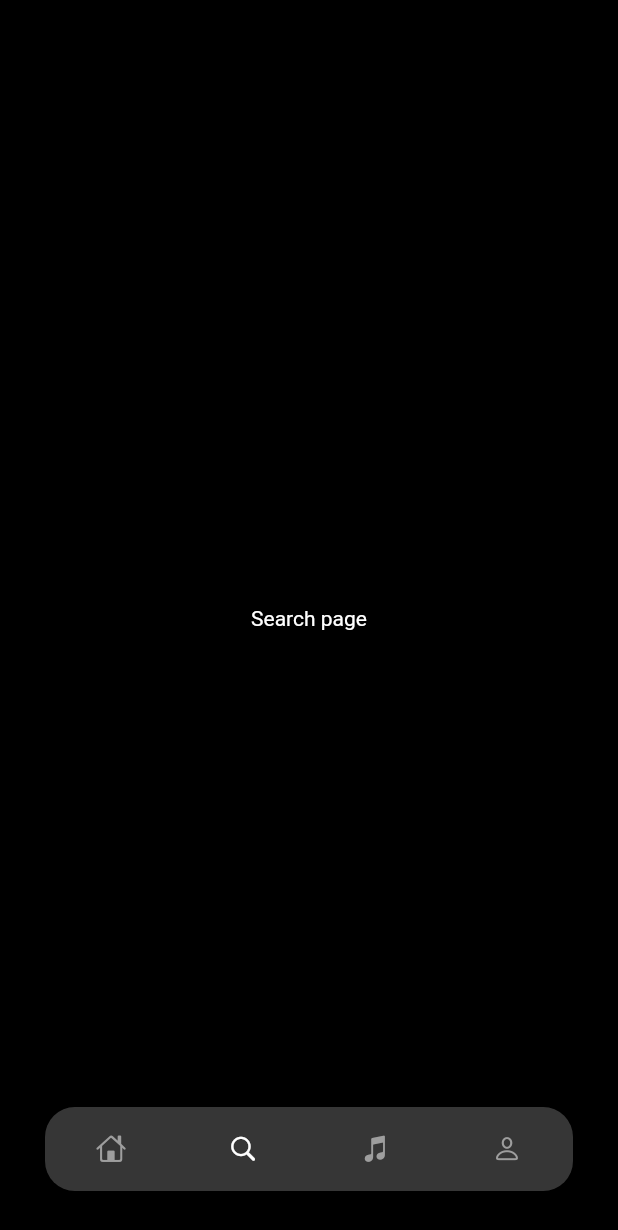
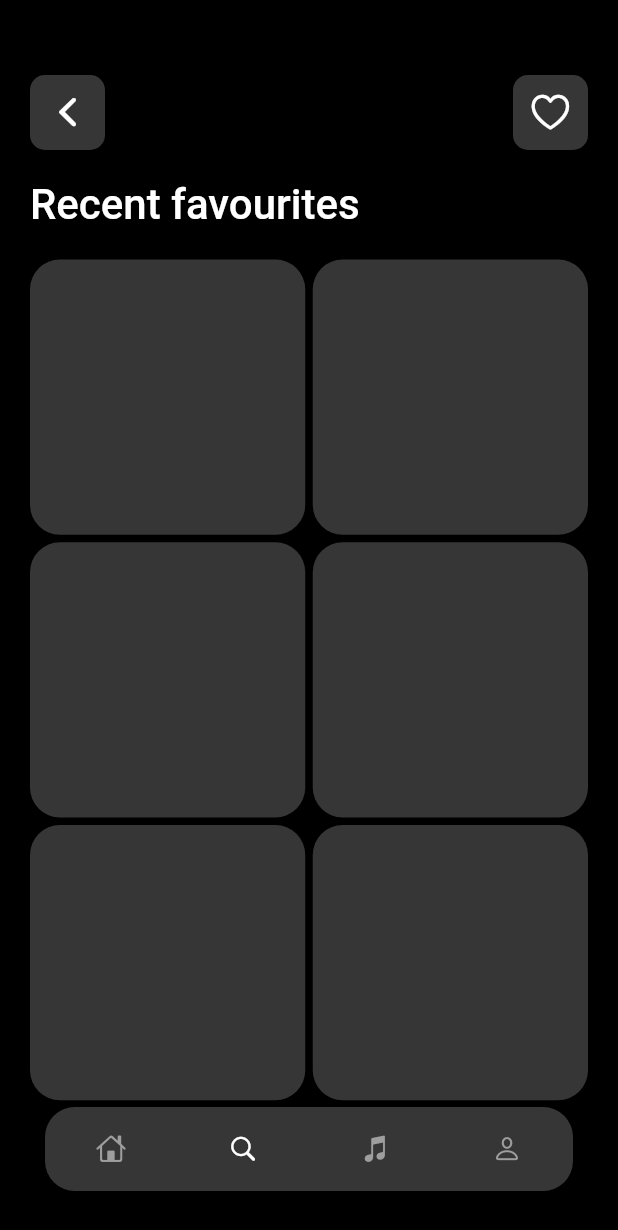
Before and after one commit to SHEKHAR02002/musicapp, a Flutter app: the screen it shows after launch, item 2 of the bottom bar chosen, on a phone screen of 412 x 824 dp. Shown: the top 1230 px of the screen. Run offline on Flutter 3.47's test engine with Material 2 defaults, Android fonts, the phone set to English and light mode, and no system bars; Roboto replaces fonts that are missing (Overpass).

Commit message:
search page half frontend added

```diff
--- a/lib/screens/searchpage.dart
+++ b/lib/screens/searchpage.dart
@@ -1,3 +1,4 @@
+import 'package:flutter/cupertino.dart';
 import 'package:flutter/material.dart';
 import 'package:musicapp/Theme/color.dart';
 
@@ -12,11 +13,68 @@ class _SearchState extends State<Search> {
   @override
   Widget build(BuildContext context) {
     return Scaffold(
-      body: Center(
-          child: Text(
-        "Search page",
-        style: TextStyle(color: white),
-      )),
-    );
+        body: SingleChildScrollView(
+      padding: const EdgeInsets.symmetric(horizontal: 20, vertical: 50),
+      child: Column(crossAxisAlignment: CrossAxisAlignment.start, children: [
+        Row(
+          children: [
+            Container(
+              decoration: BoxDecoration(
+                color: transparntgrey,
+                borderRadius: BorderRadius.circular(10),
+              ),
+              child: Padding(
+                padding: const EdgeInsets.all(10.0),
+                child: Icon(
+                  CupertinoIcons.back,
+                  size: 30,
+                  color: white,
+                ),
+              ),
+            ),
+            const Spacer(),
+            Container(
+              decoration: BoxDecoration(
+                color: transparntgrey,
+                borderRadius: BorderRadius.circular(10),
+              ),
+              child: Padding(
+                padding: const EdgeInsets.all(10.0),
+                child: Icon(
+                  CupertinoIcons.heart,
+                  size: 30,
+                  color: white,
+                ),
+              ),
+            ),
+          ],
+        ),
+        const SizedBox(
+          height: 20,
+        ),
+        const Text(
+          "Recent favourites",
+          style: TextStyle(
+              color: Colors.white, fontSize: 28, fontWeight: FontWeight.w500),
+        ),
+        const SizedBox(
+          height: 20,
+        ),
+        GridView.builder(
+            shrinkWrap: true,
+            physics: const NeverScrollableScrollPhysics(),
+            itemCount: 6,
+            gridDelegate: const SliverGridDelegateWithFixedCrossAxisCount(
+                crossAxisCount: 2, mainAxisSpacing: 5, crossAxisSpacing: 5),
+            itemBuilder: (context, index) => Container(
+                  height: 140,
+                  width: 140,
+                  decoration: BoxDecoration(
+                    color: transparntgrey,
+                    borderRadius: BorderRadius.circular(20),
+                  ),
+                ))
+      ]),
+    ));
   }
 }
```
